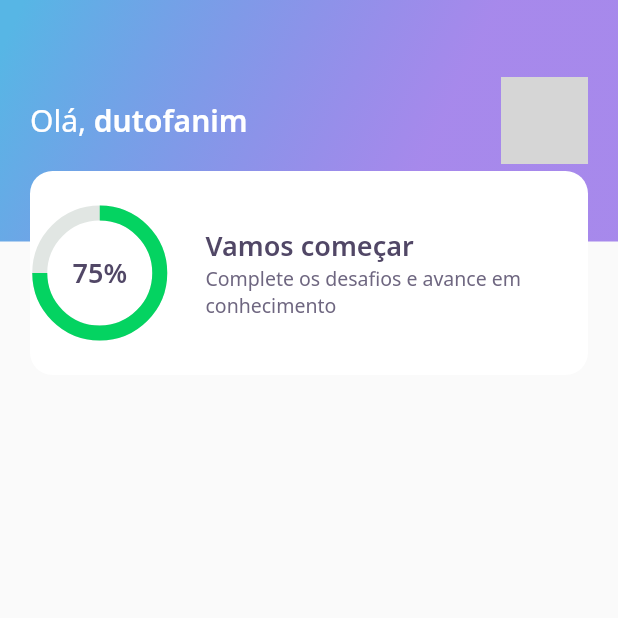
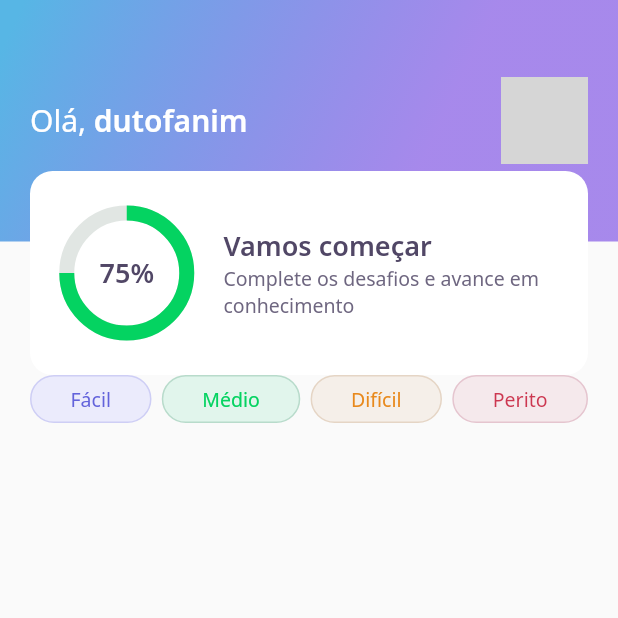
Before and after one commit to dutofanim/dev-quiz, a Flutter app: the screen it shows after launch, on a phone screen of 412 x 824 dp, the top half of it. Run offline on Flutter 3.47's test engine with Material 2 defaults, Android fonts, the phone set to English and light mode, and no system bars; our stand-ins replace google_fonts; network calls fail; grey boxes are pictures that could not be loaded.

Commit message:
LevelButton widget implementation.

```diff
--- a/lib/home/home_page.dart
+++ b/lib/home/home_page.dart
@@ -1,6 +1,8 @@
 
 import 'package:devquiz/home/widgets/appbar/app_bar_widget.dart';
+import 'package:devquiz/home/widgets/level_button/level_button_widget.dart';
 import 'package:flutter/material.dart';
+
 
 class HomePage extends StatefulWidget {
   HomePage({Key? key}) : super(key: key);
@@ -14,6 +16,26 @@
   Widget build(BuildContext context) {
     return Scaffold(
       appBar: AppBarWidget(),
+      body: Padding(
+        padding: const EdgeInsets.symmetric(horizontal: 20),
+        child: Row(
+          mainAxisAlignment: MainAxisAlignment.spaceBetween,
+          children: [
+            LevelButtonWidget(
+          label: "Fácil",
+        ),
+        LevelButtonWidget(
+          label: "Médio",
+        ),
+        LevelButtonWidget(
+          label: "Difícil",
+        ),
+        LevelButtonWidget(
+          label: "Perito",
+        ),
+          ],
+        ),
+      ),
     );
   }
 }
--- /dev/null
+++ b/lib/home/widgets/level_button/level_button_widget.dart
@@ -0,0 +1,62 @@
+import 'package:devquiz/core/app_colors.dart';
+import 'package:flutter/material.dart';
+import 'package:google_fonts/google_fonts.dart';
+
+class LevelButtonWidget extends StatelessWidget {
+  final String label;
+  LevelButtonWidget({
+    Key? key,
+    required this.label,
+  })  : assert(["Fácil", "Médio", "Difícil", "Perito"].contains(label)),
+        super(key: key);
+
+  final config = {
+    "Fácil": {
+      "color": AppColors.levelButtonFacil,
+      "borderColor": AppColors.levelButtonBorderFacil,
+      "fontColor": AppColors.levelButtonTextFacil,
+    },
+    "Médio": {
+      "color": AppColors.levelButtonMedio,
+      "borderColor": AppColors.levelButtonBorderMedio,
+      "fontColor": AppColors.levelButtonTextMedio,
+    },
+    "Difícil": {
+      "color": AppColors.levelButtonDificil,
+      "borderColor": AppColors.levelButtonBorderDificil,
+      "fontColor": AppColors.levelButtonTextDificil,
+    },
+    "Perito": {
+      "color": AppColors.levelButtonPerito,
+      "borderColor": AppColors.levelButtonBorderPerito,
+      "fontColor": AppColors.levelButtonTextPerito,
+    },
+  };
+
+  Color get color => config[label]!["color"]!;
+  Color get borderColor => config[label]!["borderColor"]!;
+  Color get fontColor => config[label]!["fontColor"]!;
+
+  @override
+  Widget build(BuildContext context) {
+    return Container(
+      decoration: BoxDecoration(
+        color: color,
+        borderRadius: BorderRadius.circular(28),
+        border: Border.fromBorderSide(
+          BorderSide(color: borderColor),
+        ),
+      ),
+      child: Padding(
+        padding: const EdgeInsets.symmetric(horizontal: 26, vertical: 6),
+        child: Text(
+          label,
+          style: GoogleFonts.notoSans(
+            color: fontColor,
+            fontSize: 13,
+          ),
+        ),
+      ),
+    );
+  }
+}
--- a/lib/home/widgets/score_cards/score_card_widget.dart
+++ b/lib/home/widgets/score_cards/score_card_widget.dart
@@ -16,6 +16,8 @@
           color: AppColors.white,
           borderRadius: BorderRadius.circular(15),
         ),
+        child: Padding(
+          padding: const EdgeInsets.symmetric(horizontal: 24),
           child: Row(
             crossAxisAlignment: CrossAxisAlignment.center,
             children: [
@@ -45,6 +47,7 @@
             ],
           ),
         ),
+      ),
     );
   }
 }
```
Lines whose indentation alone changed are shown as unchanged.
